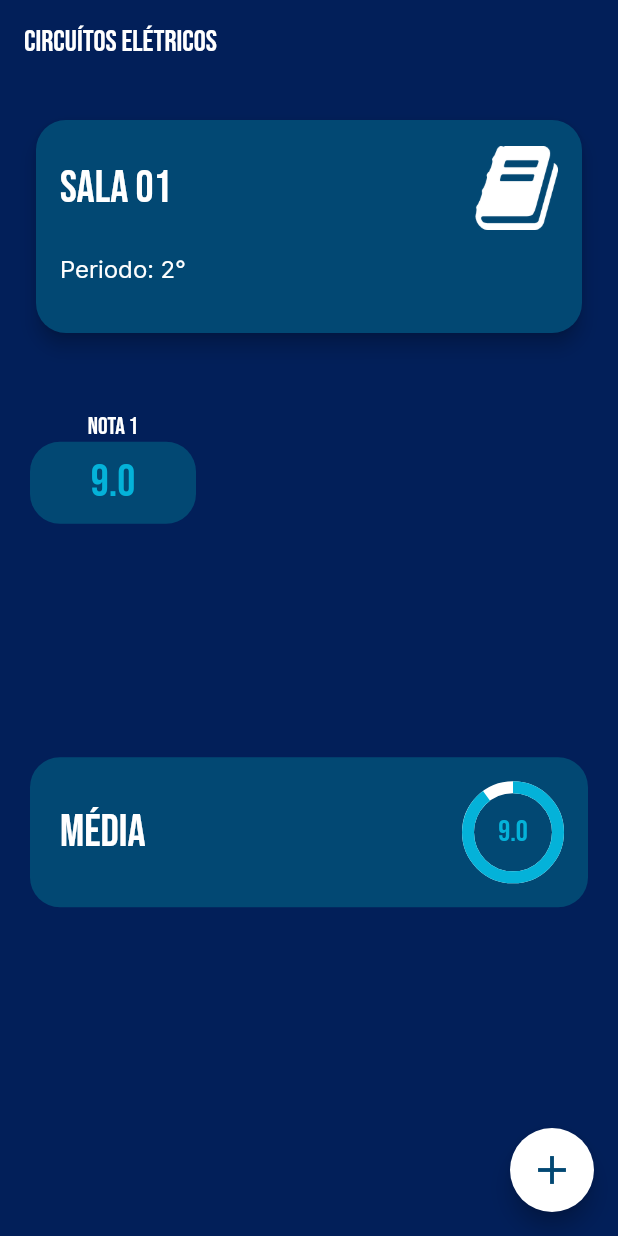
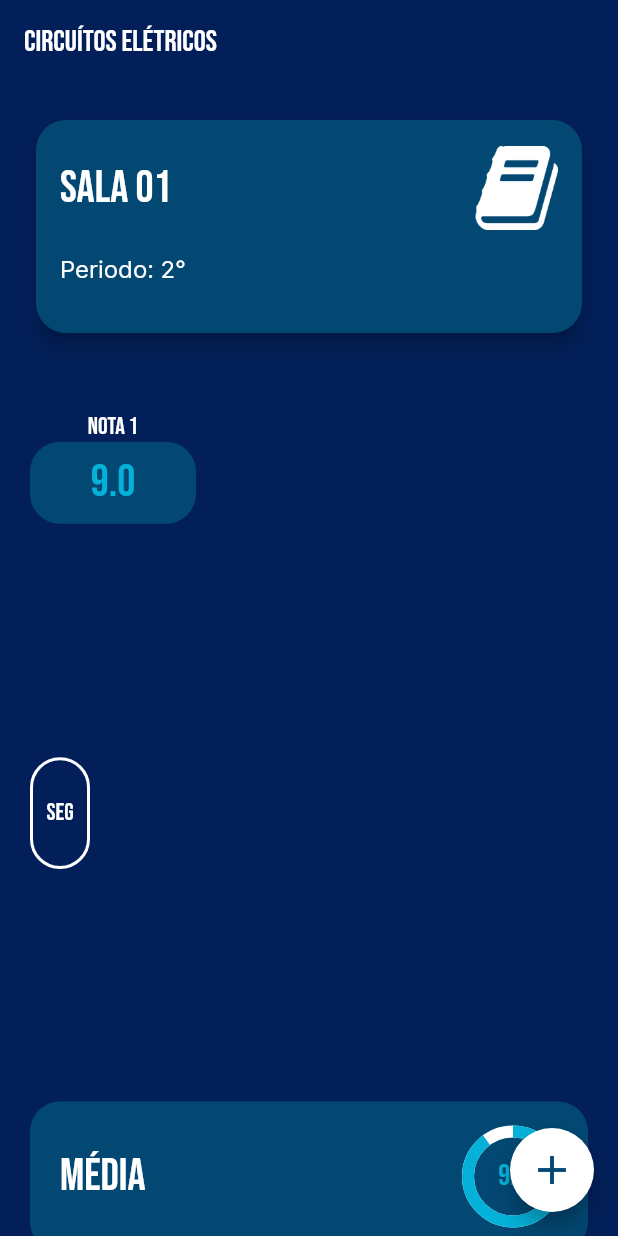
Before and after one commit to yurilima7/Acad-Facil, a Flutter app: the screen it shows after launch, after a tap on "Circuítos Elétricos", on a phone screen of 412 x 824 dp. Run offline on Flutter 3.47's test engine with Material 2 defaults, Android fonts, the phone set to English and light mode, and no system bars; our stand-ins replace flutter_svg.

Commit message:
Grid de horários

```diff
--- /dev/null
+++ b/acad_facil/lib/App/Screens/Details_Screen/Widgets/grid_schedule.dart
@@ -0,0 +1,44 @@
+import 'package:acad_facil/App/Core/Styles/text_styles.dart';
+import 'package:acad_facil/App/Screens/Details_Screen/Widgets/schedule_form.dart';
+import 'package:flutter/material.dart';
+
+class GridSchedule extends StatelessWidget {
+  final Map<String, String> schedules;
+
+  const GridSchedule({
+    Key? key,
+    required this.schedules,
+  }) : super(key: key);
+
+  @override
+  Widget build(BuildContext context) {
+    return SizedBox(
+      height: 180,
+      child: schedules.isNotEmpty ? GridView.builder(
+
+        gridDelegate: const SliverGridDelegateWithFixedCrossAxisCount(
+          crossAxisCount: 5,
+        ),
+
+        physics: const NeverScrollableScrollPhysics(),
+
+        itemCount: schedules.length,
+          itemBuilder: (context, i) => Row(
+            children: [
+              ScheduleForm(
+                day: schedules.keys.elementAt(i),
+                hour: schedules.values.elementAt(i),
+              ),
+            ],
+          ),
+      )
+      :
+      Center(
+        child: Text(
+          'Sem aulas no momento!',
+          style: context.textStyles.secundaryTitle,
+        ),
+      ),
+    );
+  }
+}
--- a/acad_facil/lib/App/Screens/Details_Screen/Widgets/schedule_form.dart
+++ b/acad_facil/lib/App/Screens/Details_Screen/Widgets/schedule_form.dart
@@ -1,15 +1,20 @@
+import 'package:acad_facil/App/Core/Styles/text_styles.dart';
 import 'package:flutter/material.dart';
 
 class ScheduleForm extends StatelessWidget {
-  const ScheduleForm({super.key});
+  final String day;
+  final String hour;
+
+  const ScheduleForm({
+    super.key,
+    required this.day,
+    required this.hour,
+  });
 
   @override
   Widget build(BuildContext context) {
-    return Row(
-      children: [
-        Container(
-          height: 100,
-          width: 50,
+    return Container(
+      width: 40,
 
       decoration: BoxDecoration(
         border: Border.all(
@@ -23,25 +28,17 @@ class ScheduleForm extends StatelessWidget {
       child: Column(
         mainAxisAlignment: MainAxisAlignment.center,
 
-            children: const [
+        children: [
           Text(
-                'SEG',
-                style: TextStyle(
-                  color: Colors.white,
-                  fontSize: 16,
+            day,
+            style: context.textStyles.mainTitle,
           ),
-              ),
-              Text(
-                'T1',
-                style: TextStyle(
-                  color: Colors.white,
-                  fontSize: 16,
-                ),
-              ),
+          // Text(
+          //   hour,
+          //   style: context.textStyles.mainTitle,
+          // ),
         ],
       ),
-        ),
-      ],
     );
   }
 }
--- a/acad_facil/lib/App/Screens/Details_Screen/details_screen.dart
+++ b/acad_facil/lib/App/Screens/Details_Screen/details_screen.dart
@@ -2,8 +2,8 @@ import 'package:acad_facil/App/Core/Widgets/floating_button.dart';
 import 'package:acad_facil/App/Core/Widgets/information_card.dart';
 import 'package:acad_facil/App/Models/disciplines.dart';
 import 'package:acad_facil/App/Screens/Details_Screen/Widgets/grid_grades.dart';
+import 'package:acad_facil/App/Screens/Details_Screen/Widgets/grid_schedule.dart';
 import 'package:acad_facil/App/Screens/Details_Screen/Widgets/local_avarage.dart';
-import 'package:acad_facil/App/Screens/Details_Screen/Widgets/schedule_form.dart';
 import 'package:flutter/material.dart';
 
 class DetailsScreen extends StatelessWidget {
@@ -40,6 +40,7 @@ class DetailsScreen extends StatelessWidget {
               ),
 
               GridGrades(disciplines: disciplines),
+              GridSchedule(schedules: disciplines.schedule),
 
               LocalAvarage(avarage: disciplines.avarage,),
             ],
```
Lines whose indentation alone changed are shown as unchanged.
